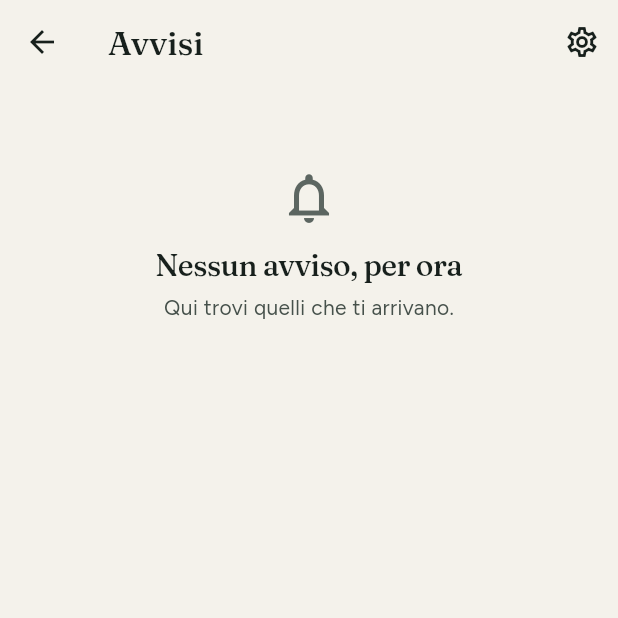
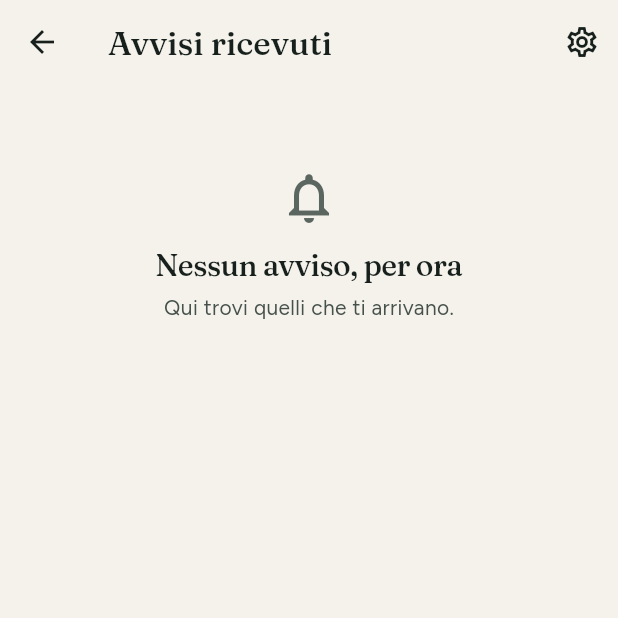
Before and after one commit to lorenzocaputodev/allergy_radar, a Flutter app: the NotificationsScreen screen opened directly, on a phone screen of 412 x 824 dp, the top half of it. Run offline on Flutter 3.47's test engine with Material 3 defaults, Android fonts, the phone set to English and light mode, and no system bars; our stand-ins replace flutter_local_notifications, geocoding, geolocator, pdf, shared_preferences, timezone; missing offline and left inert: file_selector, flutter_file_dialog, workmanager; accounts and stored records are empty.

Commit message:
fix: avvisi puntuali, campanella aggiornata e promemoria che apre il diario

```diff
--- a/lib/screens/notifications_screen.dart
+++ b/lib/screens/notifications_screen.dart
@@ -9,8 +9,8 @@ import '../theme/palette.dart';
 import '../utils/format.dart';
 import 'alerts_screen.dart';
 
-/// Gli avvisi mandati dall'app, dal più recente. L'ingranaggio porta alle impostazioni.
-class NotificationsScreen extends StatelessWidget {
+/// Gli avvisi arrivati, dal più recente. L'ingranaggio porta alle impostazioni.
+class NotificationsScreen extends StatefulWidget {
   const NotificationsScreen({super.key});
 
   static IconData iconOf(AlertKind k) => switch (k) {
@@ -20,17 +20,40 @@ class NotificationsScreen extends StatelessWidget {
   };
 
   @override
+  State<NotificationsScreen> createState() => _NotificationsScreenState();
+}
+
+class _NotificationsScreenState extends State<NotificationsScreen> {
+  // Un avviso può arrivare mentre la schermata è aperta: si rilegge quando l'app torna in primo piano.
+  late final AppLifecycleListener _lifecycle;
+
+  @override
+  void initState() {
+    super.initState();
+    _lifecycle = AppLifecycleListener(onResume: () => setState(() {}));
+  }
+
+  @override
+  void dispose() {
+    _lifecycle.dispose();
+    super.dispose();
+  }
+
+  @override
   Widget build(BuildContext context) {
     final p = context.palette;
     final alertsOn = context.select<AppState, bool>((s) => s.alerts.anyEnabled);
     return Scaffold(
       appBar: AppBar(
-        title: const Text('Avvisi'),
+        title: const Text('Avvisi ricevuti'),
         actions: [
           IconButton(
             tooltip: 'Impostazioni degli avvisi',
             icon: const Icon(Icons.settings_outlined),
-            onPressed: () => Navigator.of(context).push(MaterialPageRoute<void>(builder: (_) => const AlertsScreen())),
+            onPressed: () async {
+              await Navigator.of(context).push(MaterialPageRoute<void>(builder: (_) => const AlertsScreen()));
+              if (mounted) setState(() {});
+            },
           ),
         ],
       ),
@@ -91,7 +114,7 @@ class NotificationsScreen extends StatelessWidget {
                   child: Row(
                     crossAxisAlignment: CrossAxisAlignment.start,
                     children: [
-                      Icon(iconOf(e.kind), color: p.pineText, size: 22),
+                      Icon(NotificationsScreen.iconOf(e.kind), color: p.pineText, size: 22),
                       const SizedBox(width: 12),
                       Expanded(
                         child: Column(
```
Also changed, not shown: lib/main.dart (+18 -0 lines), lib/screens/alerts_screen.dart (+40 -10 lines), lib/services/alerts_service.dart (+38 -3 lines), 1 other file.
